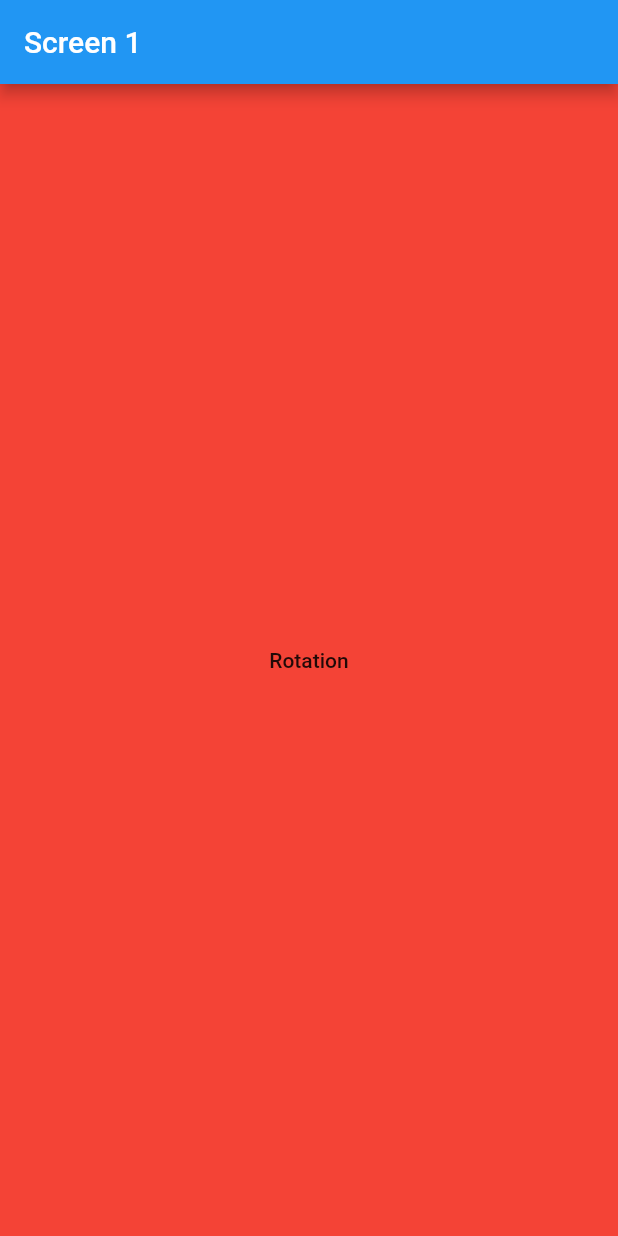
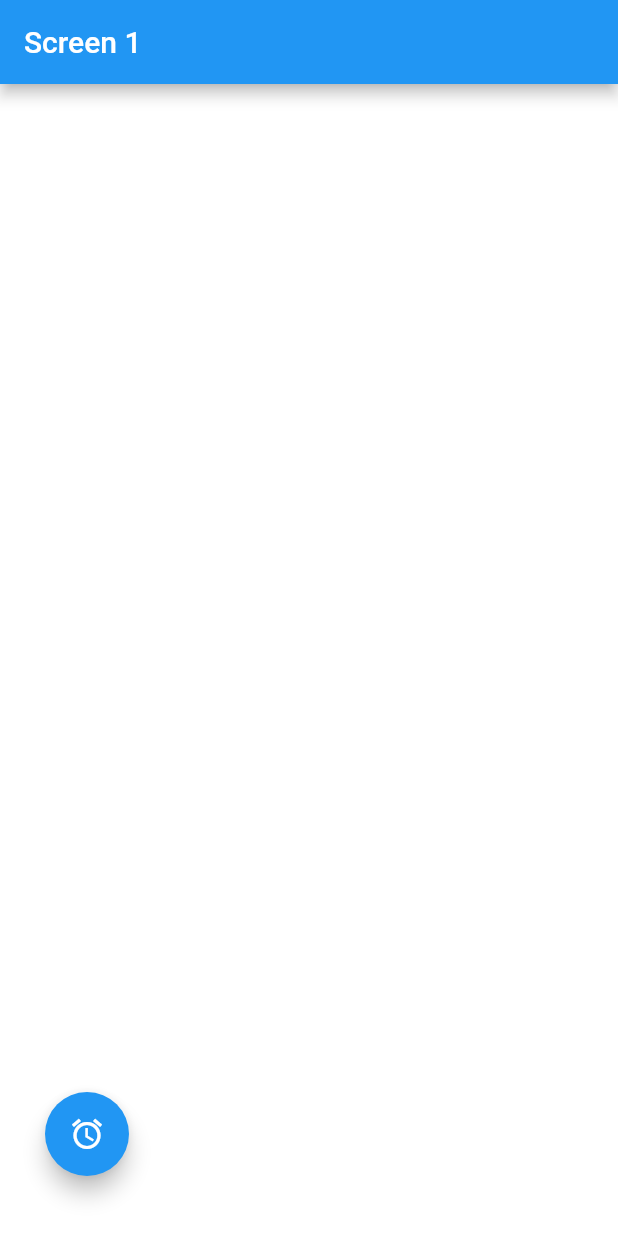
Before and after one commit to SefuZeph/flutter_app_onboarding, a Flutter app: the screen it shows after launch, on a phone screen of 412 x 824 dp. Run offline on Flutter 3.47's test engine with Material 2 defaults, Android fonts, the phone set to English and light mode, and no system bars.

Commit message:
Add a reusable floating action button for the application

```diff
--- /dev/null
+++ b/lib/custom_widget/fancy_fab.dart
@@ -0,0 +1,26 @@
+import 'package:flutter/cupertino.dart';
+import 'package:flutter/material.dart';
+
+class FancyFab extends StatefulWidget {
+  final GestureTapCallback onPressed;
+
+  FancyFab({this.onPressed});
+
+  _FancyFabState createState() => _FancyFabState();
+}
+
+class _FancyFabState extends State<FancyFab> {
+  @override
+  Widget build(BuildContext context) {
+    return Container(
+      child: FloatingActionButton(
+        child: Icon(Icons.access_alarm),
+        onPressed: () {
+          setState(() {
+            widget.onPressed();
+          });
+        },
+      ),
+    );
+  }
+}
--- a/lib/onboard.dart
+++ b/lib/onboard.dart
@@ -1,4 +1,6 @@
+import 'package:flutter/cupertino.dart';
 import 'package:flutter/material.dart';
+import 'package:flutter_app_onboarding/custom_widget/fancy_fab.dart';
 
 class CustomerOnboarding extends StatefulWidget {
   final String title;
@@ -45,14 +47,14 @@ class _MyFirstPage extends State<CustomerOnboarding> {
   }
 
   Widget _pageOne() {
-    return Center(
-      child: Container(
-        color: Colors.red,
-        height: MediaQuery.of(context).size.height,
-        width: MediaQuery.of(context).size.width,
-        child: Center(
-          child: FlatButton(
-            child: Text("Rotation"),
+    return Column(
+      children: <Widget>[
+        Flexible(
+          child: Align(
+            alignment: Alignment.bottomLeft,
+            child: Padding(
+              padding: EdgeInsets.only(left: 30.0, bottom: 40.0),
+              child: FancyFab(
                 onPressed: () {
                   setState(() {
                     _pageController.animateToPage(1,
@@ -62,51 +64,58 @@ class _MyFirstPage extends State<CustomerOnboarding> {
               ),
             ),
           ),
+        ),
+      ],
     );
   }
 
   Widget _pageTwo() {
-    return Center(
-      child: Container(
-        color: Colors.red,
-        height: MediaQuery.of(context).size.height,
-        width: MediaQuery.of(context).size.width,
-        child: Center(
-            child: FlatButton(
-          child: Text("Scale"),
+    return Stack(
+      children: <Widget>[
+        Container(
+          color: Colors.white,
+          child: Align(
+            alignment: Alignment.bottomLeft,
+            child: Padding(
+              padding: EdgeInsets.only(left: 30.0, bottom: 40.0),
+              child: FancyFab(
                 onPressed: () {
                   setState(() {
-              if (_pageController.hasClients) {
                     _pageController.animateToPage(2,
                         duration: _kDuration, curve: _kCurve);
-              }
                   });
                 },
-        )),
               ),
+            ),
+          ),
+        )
+      ],
     );
   }
 
   Widget _pageThree() {
     return Center(
       child: Container(
-        color: Colors.red,
-        height: MediaQuery.of(context).size.height,
-        width: MediaQuery.of(context).size.width,
-        child: Center(
-          child: FlatButton(
-            child: Text("Translate"),
+        color: Colors.white,
+        child: Align(
+          alignment: Alignment.bottomLeft,
+          child: Padding(
+            padding: EdgeInsets.only(left: 30.0, bottom: 40.0),
+            child: FancyFab(
               onPressed: () {
                 setState(() {
-                if (_pageController.hasClients) {
                   _pageController.animateToPage(1,
                       duration: _kDuration, curve: _kCurve);
-                }
                 });
               },
             ),
           ),
         ),
+      ),
     );
   }
+
+// TODO 2: Add Header for screen on (Without Image)
+// TODO 3: Add text heading
+// TODO 4: Add description
 }
```
Lines whose indentation alone changed are shown as unchanged.
